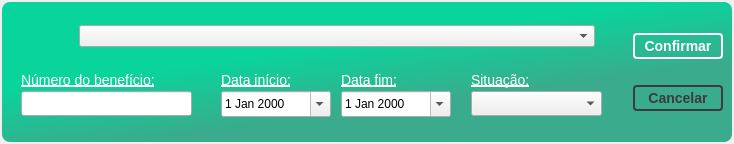
First picture: the form in Telas/UI/wdgCabecalhoBeneficio.ui, repository newprev/PrevCliente, before the edit.
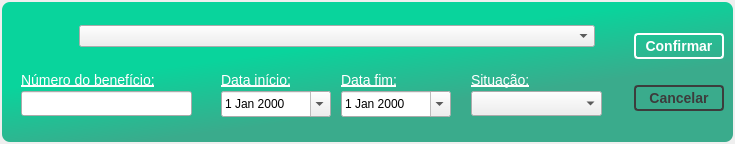
Second picture: the form after the edit. Icons and pictures are not drawn.

Diff of the .ui file:
```diff
--- a/Telas/UI/wdgCabecalhoBeneficio.ui
+++ b/Telas/UI/wdgCabecalhoBeneficio.ui
@@ -6,10 +6,16 @@
    <rect>
     <x>0</x>
     <y>0</y>
-    <width>734</width>
+    <width>735</width>
     <height>144</height>
    </rect>
   </property>
+  <property name="sizePolicy">
+   <sizepolicy hsizetype="Preferred" vsizetype="Preferred">
+    <horstretch>0</horstretch>
+    <verstretch>0</verstretch>
+   </sizepolicy>
+  </property>
   <property name="windowTitle">
    <string>Form</string>
   </property>
@@ -112,6 +118,12 @@
    </property>
    <item>
     <widget class="QFrame" name="frMain">
+     <property name="sizePolicy">
+      <sizepolicy hsizetype="Preferred" vsizetype="Preferred">
+       <horstretch>0</horstretch>
+       <verstretch>0</verstretch>
+      </sizepolicy>
+     </property>
      <property name="minimumSize">
       <size>
        <width>680</width>
```
Left out of the diff: 13 changed lines with no effect on the pictures.
